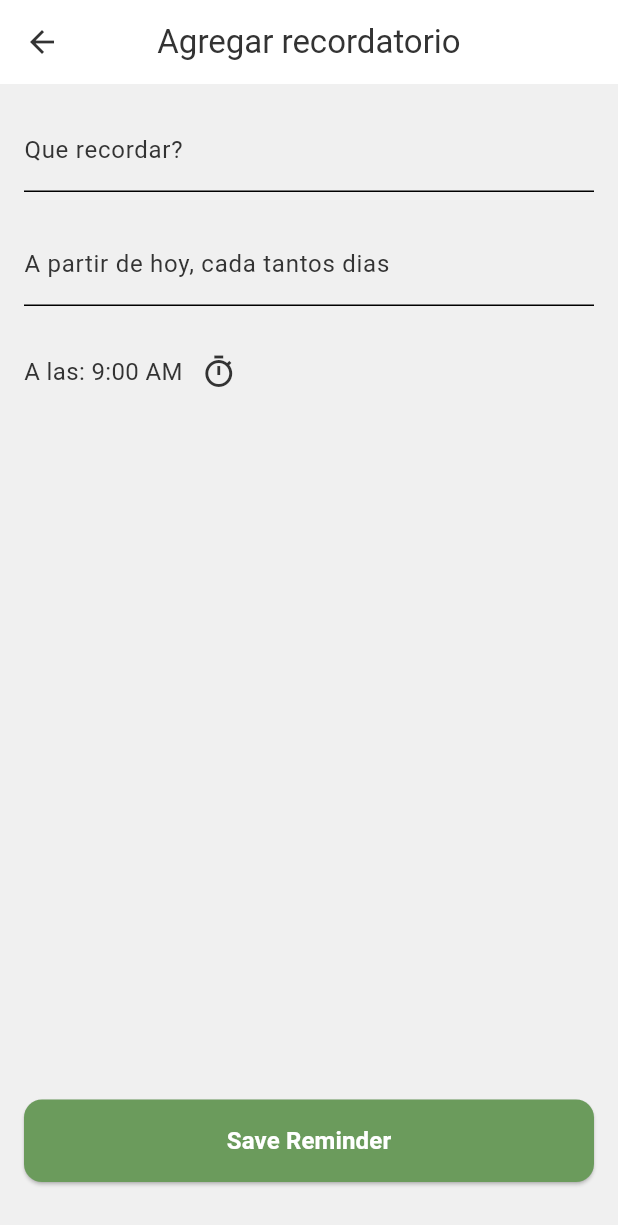
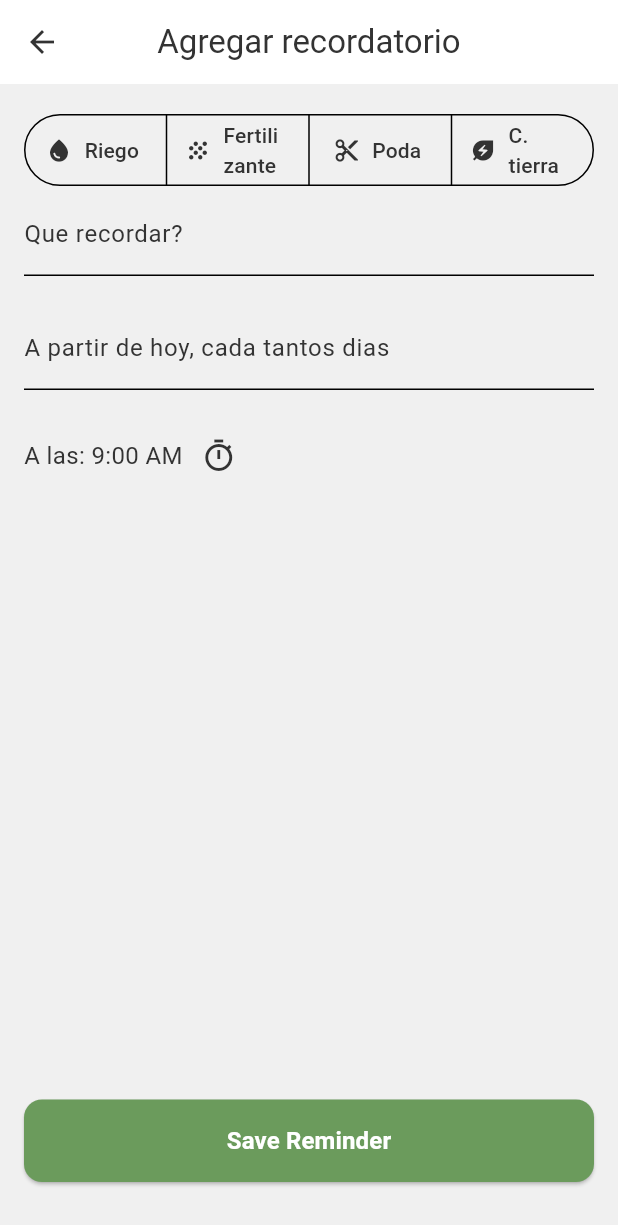
Before and after one commit to dluna38/flutter-app, a Flutter app: the AddReminderScreen screen opened directly with empty values, on a phone screen of 412 x 824 dp. Shown: the top 1225 px of the screen. Run offline on Flutter 3.47's test engine with Material 3 defaults, Android fonts, the phone set to English and light mode, and no system bars; our stand-ins replace flutter_local_notifications, flutter_timezone, image_picker, sqflite, timezone; missing offline and left inert: dart:ffi, workmanager; accounts and stored records are empty.

Commit message:
rework add reminder

```diff
--- a/lib/screens/add_reminder_screen.dart
+++ b/lib/screens/add_reminder_screen.dart
@@ -2,6 +2,7 @@ import 'package:flutter/material.dart';
 import 'package:flutter_local_notifications/flutter_local_notifications.dart';
 import 'package:intl/intl.dart';
 import 'package:myapp/helpers/notification_helper.dart';
+import '../data/care_event.dart';
 import '../data/plant.dart';
 import '../data/database_helper.dart';
 import '../data/reminder.dart';
@@ -30,6 +31,7 @@ class _AddReminderScreenState extends State<AddReminderScreen> {
   final TextEditingController _taskController = TextEditingController();
   final TextEditingController _daysController = TextEditingController();
   TimeOfDay _selectedTime = TimeOfDay(hour: 9, minute: 0);
+  TypeCareEvent? _selectedTypeEvent;
 
   Future<void> _selectTime(BuildContext context) async {
     TimeOfDay? pickedTime = await showTimePicker(
@@ -45,9 +47,22 @@ class _AddReminderScreenState extends State<AddReminderScreen> {
     }
   }
 
-  void _saveReminder() async {
+  void _saveReminder(BuildContext context) async {
+    // Valida que el campo de tarea no esté vacío
+    if (_taskController.text.trim().isEmpty) {
+      // Muestra un mensaje al usuario si el campo está vacío
+      ScaffoldMessenger.of(context).showSnackBar(
+        const SnackBar(content: Text('Por favor, ingresa qué recordar.')),
+      );
+      return;
+    }
+
     int? days = int.tryParse(_daysController.text);
     if (days == null || days < 1) {
+      // Muestra un mensaje al usuario si los días no son válidos
+      ScaffoldMessenger.of(context).showSnackBar(
+        const SnackBar(content: Text('Por favor, ingresa un número válido de días.')),
+      );
       return;
     }
     DateTime now = DateTime.now();
@@ -74,7 +89,7 @@ class _AddReminderScreenState extends State<AddReminderScreen> {
       reminder.id = idReminder;
       Reminder.scheduleNotification(reminder);
       if (context.mounted) {
-        Navigator.pop(context);
+        Navigator.pop(context, true);
       }
     } catch (e) {
       DatabaseHelper().insertLog(
@@ -88,12 +103,59 @@ class _AddReminderScreenState extends State<AddReminderScreen> {
   Widget build(BuildContext context) {
     colorScheme = Theme.of(context).colorScheme;
     return Scaffold(
-      appBar: AppBar(title: const Text('Agregar recordatorio'), centerTitle: true),
+      appBar: AppBar(
+        title: const Text('Agregar recordatorio'),
+        centerTitle: true,
+        leading: IconButton(
+          icon: Icon(Icons.arrow_back, color: colorScheme.onSurface),
+          onPressed: () {
+            Navigator.pop(context, false);
+          },
+        ),
+      ),
       body: Padding(
         padding: const EdgeInsets.all(16.0),
         child: Column(
           crossAxisAlignment: CrossAxisAlignment.start,
           children: [
+            SegmentedButton<TypeCareEvent>(
+              segments: const <ButtonSegment<TypeCareEvent>>[
+                ButtonSegment<TypeCareEvent>(
+                  value: TypeCareEvent.riego,
+                  label: Text('Riego'),
+                  icon: Icon(Icons.water_drop),
+                ),
+                ButtonSegment<TypeCareEvent>(
+                  value: TypeCareEvent.fertilizante,
+                  label: Text('Fertilizante'),
+                  icon: Icon(Icons.grain),
+                ),
+                ButtonSegment<TypeCareEvent>(
+                  value: TypeCareEvent.poda,
+                  label: Text('Poda'),
+                  icon: Icon(Icons.cut),
+                ),
+                ButtonSegment<TypeCareEvent>(
+                  value: TypeCareEvent.cambioAbono,
+                  label: Text('C. tierra'),
+                  icon: Icon(Icons.energy_savings_leaf),
+                ),
+              ],
+              emptySelectionAllowed: true,
+              selected: _selectedTypeEvent != null ? <TypeCareEvent>{_selectedTypeEvent!} : <TypeCareEvent>{},
+              onSelectionChanged: (Set<TypeCareEvent> newSelection) {
+                setState(() {
+                  if (newSelection.isEmpty) {
+                    _selectedTypeEvent = null; // No hay selección
+                    _taskController.text = ''; // Borra el texto del TextField
+                  } else {
+                    _selectedTypeEvent = newSelection.first; // Establece la nueva selección
+                    // Actualiza el texto del TextField según la selección
+                    _taskController.text = _selectedTypeEvent!.normalName;
+                  }
+                });
+              },
+            ),
             TextField(
               controller: _taskController,
               decoration: const InputDecoration(labelText: 'Que recordar?'),
@@ -127,7 +189,7 @@ class _AddReminderScreenState extends State<AddReminderScreen> {
               width: double.infinity,
               child: ElevatedButton(
                 onPressed: () {
-                  _saveReminder();
+                  _saveReminder(context);
                 },
                 style: ElevatedButton.styleFrom(
                   backgroundColor: colorScheme.primary,
```
Also changed, not shown: lib/data/database_helper.dart (+9 -13 lines), lib/data/reminder.dart (+8 -0 lines), lib/helpers/io_helpers.dart (+9 -1 lines), lib/screens/add_plant_screen.dart (+7 -2 lines), lib/screens/detail_plant_screen.dart (+41 -18 lines).
